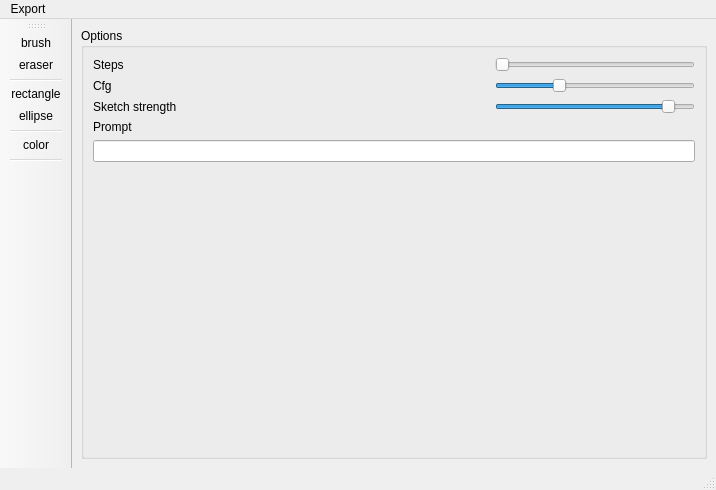
First picture: the form in interface.ui, repository s-du/FocusPocusAI, before the edit.
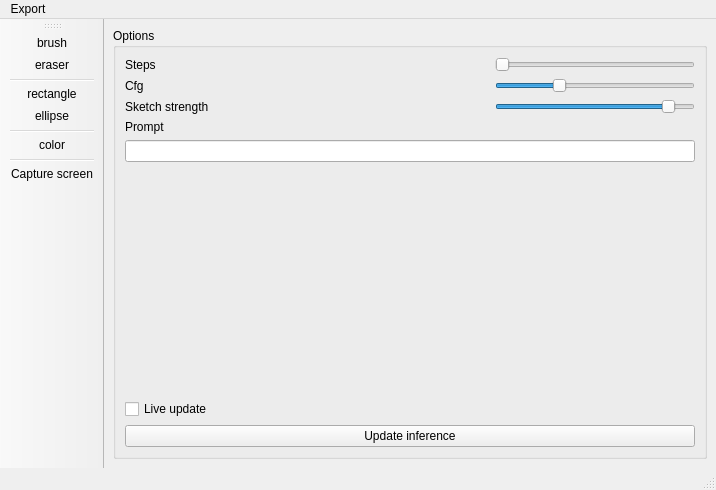
Second picture: the form after the edit.

Commit message: Add screen capture

```diff
--- a/interface.ui
+++ b/interface.ui
@@ -145,6 +145,20 @@
          <item>
           <layout class="QHBoxLayout" name="horizontalLayout_4"/>
          </item>
+         <item>
+          <widget class="QCheckBox" name="checkBox">
+           <property name="text">
+            <string>Live update</string>
+           </property>
+          </widget>
+         </item>
+         <item>
+          <widget class="QPushButton" name="pushButton">
+           <property name="text">
+            <string>Update inference</string>
+           </property>
+          </widget>
+         </item>
         </layout>
        </widget>
       </item>
@@ -190,6 +204,7 @@
    <addaction name="separator"/>
    <addaction name="color_action"/>
    <addaction name="separator"/>
+   <addaction name="capture_action"/>
   </widget>
   <action name="brush_action">
    <property name="checkable">
@@ -237,6 +252,14 @@
     <string>color</string>
    </property>
   </action>
+  <action name="capture_action">
+   <property name="checkable">
+    <bool>true</bool>
+   </property>
+   <property name="text">
+    <string>Capture screen</string>
+   </property>
+  </action>
  </widget>
  <resources/>
  <connections/>
```
The commit also changes 2 other files.
